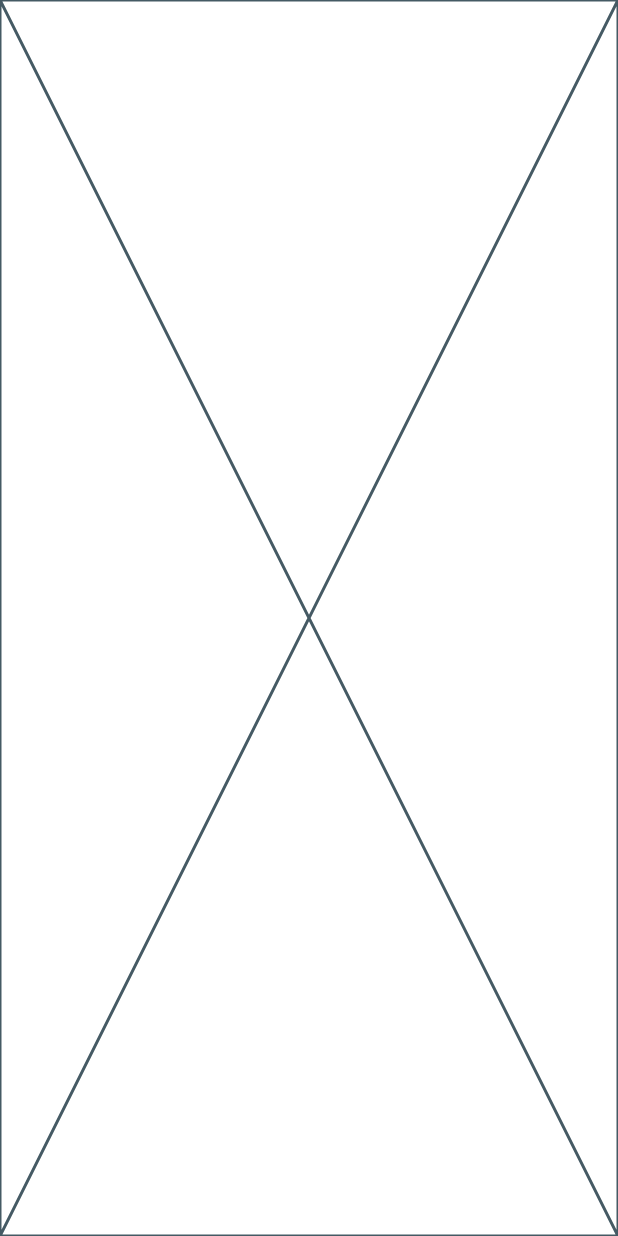
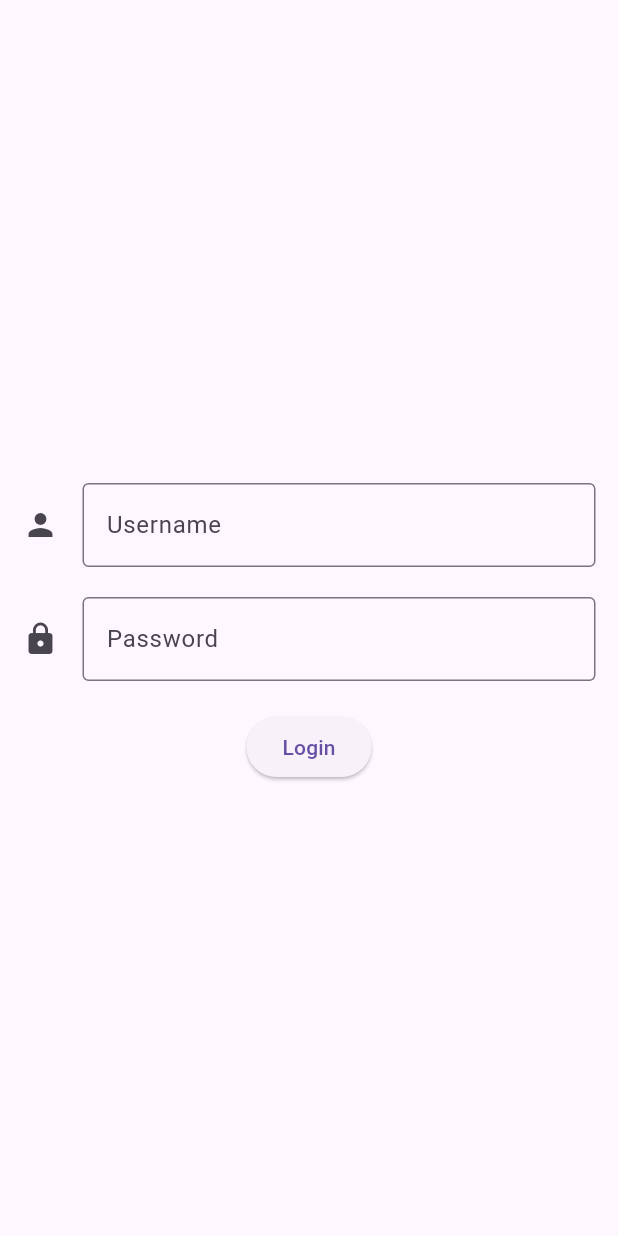
Before and after one commit to liamdugg/DADM_Primer_Parcial, a Flutter app: the screen it shows after launch, on a phone screen of 412 x 824 dp. Run offline on Flutter 3.47's test engine with Material 3 defaults, Android fonts, the phone set to English and light mode, and no system bars; our stand-ins replace go_router.

Commit message:
Implemented LoginScreen login form. Validation is WIP.

```diff
--- /dev/null
+++ b/lib/domain/user.dart
@@ -0,0 +1,17 @@
+class User {
+  String email;
+  String password;
+
+  User({
+    required this.email,
+    required this.password,
+  });
+}
+
+List<User> userList = [
+    User(email: 'liam1@gmail.com', password: 'liam1'),
+    User(email: 'liam2@gmail.com', password: 'liam2'),
+    User(email: 'liam3@gmail.com', password: 'liam3'),
+    User(email: 'liam4@gmail.com', password: 'liam4'),
+    User(email: 'liam5@gmail.com', password: 'liam5'),
+  ];
--- a/lib/presentation/screens/details_screen.dart
+++ b/lib/presentation/screens/details_screen.dart
@@ -11,8 +11,6 @@ class DetailsScreen extends StatelessWidget {
 
 class _DetailsView extends StatelessWidget {
 
-
-
   @override
   Widget build(BuildContext context) {
     return Placeholder();
--- a/lib/presentation/screens/home_screen.dart
+++ b/lib/presentation/screens/home_screen.dart
@@ -1,10 +1,15 @@
-import 'package:flutter/widgets.dart';
+import 'package:flutter/material.dart';
 
 class HomeScreen extends StatelessWidget {
   const HomeScreen({super.key});
 
   @override
   Widget build(BuildContext context) {
-    return const Placeholder();
+    return Scaffold(
+      appBar: AppBar(
+        title: const Text('Home'),
+      ),
+      body: const Text('Home'),
+    );
   }
 }
--- a/lib/presentation/screens/login_screen.dart
+++ b/lib/presentation/screens/login_screen.dart
@@ -1,10 +1,143 @@
-import 'package:flutter/widgets.dart';
+import 'package:flutter/material.dart';
+import 'package:go_router/go_router.dart';
+import 'package:primer_parcial/domain/user.dart';
 
-class LoginScreen extends StatelessWidget {
+class LoginScreen extends StatefulWidget {
   const LoginScreen({super.key});
 
   @override
+  State<LoginScreen> createState() => _LoginScreenState();
+}
+
+class _LoginScreenState extends State<LoginScreen> {
+
+  final loginFormKey = GlobalKey<FormState>();
+  //final TextEditingController userController = TextEditingController();
+  //final TextEditingController passController = TextEditingController();
+
+  @override
   Widget build(BuildContext context) {
-    return const Placeholder();
+    return Scaffold(
+      body: Form(
+        key: loginFormKey,
+        child: Column(
+          mainAxisAlignment: MainAxisAlignment.center,
+          children: [
+
+            const SizedBox(height: 20,),
+            _UserFieldView(),
+
+            const SizedBox(height: 20),
+            _PasswordFieldView(),
+
+            const SizedBox(height: 20),
+
+            ElevatedButton(
+              onPressed: () {
+                if(loginFormKey.currentState!.validate()){
+                  context.push('/home');
+                }
+                else {
+                  ScaffoldMessenger.of(context).showSnackBar(
+                    SnackBar(content:
+                      Text('email or password incorrect'))
+                  );
+                }
+              },
+              child: const Text('Login'),
+            ),
+          ],
+        ),
+      ),
+    );
+  }
+
+}
+
+/* ------------ UserFieldView ------------ */
+
+class _UserFieldView extends StatefulWidget {
+  @override
+  State<_UserFieldView> createState() => _UserFieldViewState();
+}
+
+class _UserFieldViewState extends State<_UserFieldView> {
+
+  final TextEditingController controller = TextEditingController();
+
+  @override
+  Widget build(BuildContext context) {
+    return Padding(
+      padding: const EdgeInsets.symmetric(horizontal: 15.0),
+      child: TextFormField(
+        controller: controller,
+        validator: validateUser,
+        decoration: const InputDecoration(
+          labelText: 'Username',
+          hintText: 'Enter your username',
+          border: OutlineInputBorder(),
+          icon: Icon(Icons.person),
+        ),
+      ),
+    );
+  }
+
+  String? validateUser (String? value) {
+    if (value == null || value.isEmpty) {
+      return 'Please enter your email';
+    }
+
+    else if (value.isNotEmpty) {
+      for(var user in userList) {
+        if(user.email == value) {
+          return null;
+        }
+      }
+    }
+
+    return 'Please enter a valid email';
   }
 }
+
+/* ------------ PasswordFieldView ------------ */
+
+class _PasswordFieldView extends StatefulWidget {
+  @override
+  State<_PasswordFieldView> createState() => _PasswordFieldViewState();
+}
+
+class _PasswordFieldViewState extends State<_PasswordFieldView> {
+  TextEditingController controller = TextEditingController();
+
+  @override
+  Widget build(BuildContext context) {
+    return Padding(
+      padding: const EdgeInsets.symmetric(horizontal: 15.0),
+      child: TextFormField(
+        controller: controller,
+        validator: validatePassword,
+        decoration: const InputDecoration(
+          labelText: 'Password',
+          hintText: 'Enter your password',
+          border: OutlineInputBorder(),
+          icon: Icon(Icons.lock),
+        ),
+      ),
+    );
+  }
+
+  String? validatePassword (String? value) {
+    if (value == null || value.isEmpty) {
+      return 'Please enter your password';
+    }
+
+    else if (value.isNotEmpty) {
+      for (var user in userList) {
+        if (controller.text == user.password) {
+          return null;
+        }
+      }
+    }
+    return 'Invalid password';
+  }
+}
```
